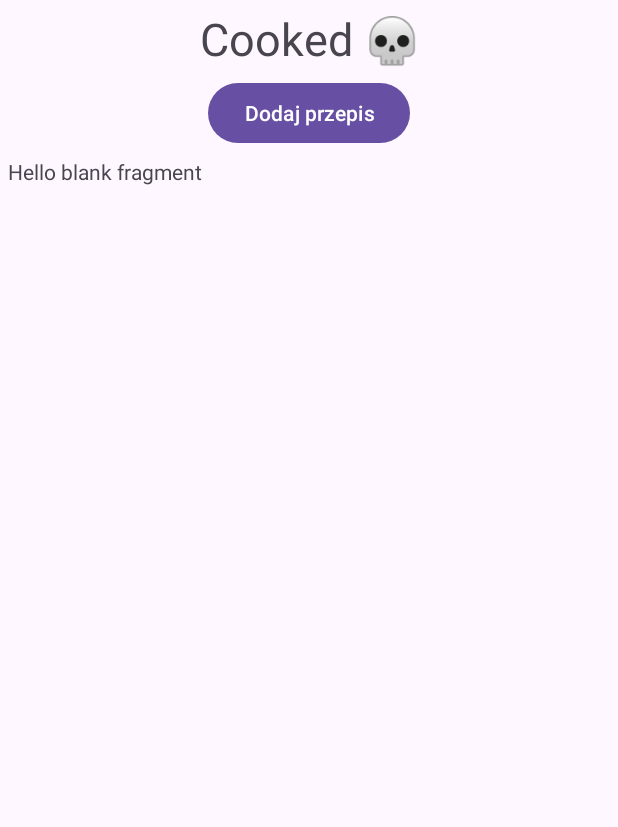
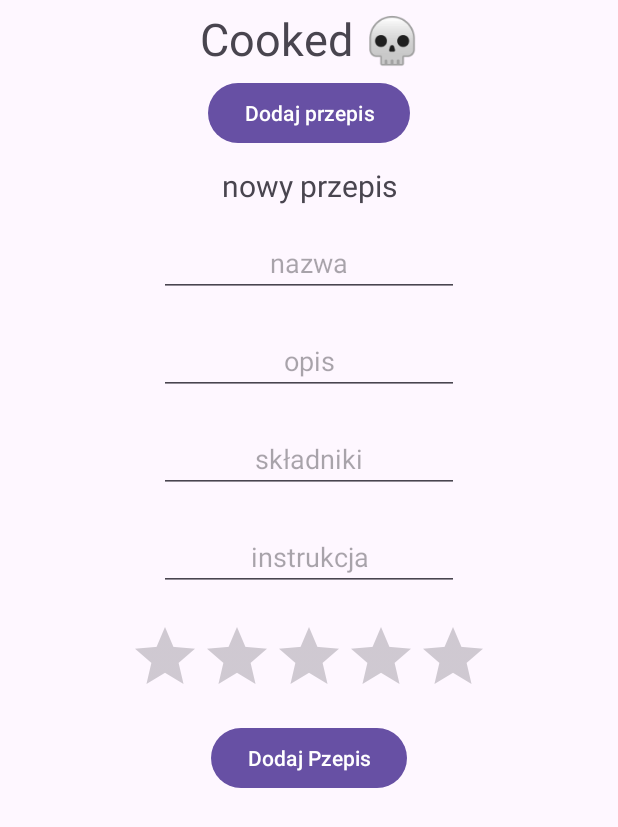
Before and after one commit to dawidekszopen/Coocked, an Android app: the screen it shows after launch (MainActivity), after a tap on "Dodaj przepis", on a phone screen of 412 x 824 dp. Shown: the top 827 px of the screen. Run offline under Robolectric (Android 15) with nearby library versions, the phone set to English and light mode, and no system bars.

Commit message:
zrobiłem dodawanie przepisów i zapisywanie ich

```diff
--- a/app/src/main/java/com/example/mobilecookbook/MainActivity.kt
+++ b/app/src/main/java/com/example/mobilecookbook/MainActivity.kt
@@ -1,5 +1,7 @@
 package com.example.mobilecookbook
 
+
+import android.content.SharedPreferences
 import android.os.Bundle
 import android.util.Log
 import android.widget.Button
@@ -12,6 +14,9 @@ import com.example.mobilecookbook.ui.AddRecipeFragment
 import com.example.mobilecookbook.ui.RecipeListFragment
 
 class MainActivity : AppCompatActivity() {
+    private lateinit var MAINSP: SharedPreferences
+
+
     override fun onCreate(savedInstanceState: Bundle?) {
         super.onCreate(savedInstanceState)
         enableEdgeToEdge()
@@ -21,6 +26,9 @@ class MainActivity : AppCompatActivity() {
             v.setPadding(systemBars.left, systemBars.top, systemBars.right, systemBars.bottom)
             insets
         }
+
+        MAINSP = getSharedPreferences("init", MODE_PRIVATE)
+
 
         supportFragmentManager.beginTransaction()
             .replace(R.id.mainFrameLayout, RecipeListFragment())
@@ -37,4 +45,25 @@ class MainActivity : AppCompatActivity() {
         supportFragmentManager.beginTransaction().replace(R.id.mainFrameLayout, fragment)
             .addToBackStack(null).commit()
     }
+
+
+    public fun saveNewRecipe(Przepis: RecipeData){
+        Log.i("test", "dizała")
+
+        val recipeSP = getSharedPreferences(MAINSP.getInt("recipeLen", 0).toString(), MODE_PRIVATE)
+
+        val editorRecipe = recipeSP.edit()
+        editorRecipe.putString("nazwa", Przepis.nazwa)
+        editorRecipe.putString("opis", Przepis.opis)
+        editorRecipe.putString("skladniki", Przepis.skladniki)
+        editorRecipe.putString("instrukcje", Przepis.intrukcja)
+        editorRecipe.putFloat("ocena", Przepis.ocena)
+        editorRecipe.apply()
+
+        val editorMAINSP = MAINSP.edit()
+        editorMAINSP.putInt("recipeLen", MAINSP.getInt("recipeLen", 0)+1)
+        editorMAINSP.apply()
+
+        replaceFragment(RecipeListFragment())
+    }
 }
--- a/app/src/main/java/com/example/mobilecookbook/RecipeData.kt
+++ b/app/src/main/java/com/example/mobilecookbook/RecipeData.kt
@@ -3,5 +3,7 @@ package com.example.mobilecookbook
 data class RecipeData(
     val nazwa: String,
     val opis: String,
+    val skladniki: String,
+    val intrukcja: String,
     val ocena: Float,
 )
--- a/app/src/main/java/com/example/mobilecookbook/ui/AddRecipeFragment.kt
+++ b/app/src/main/java/com/example/mobilecookbook/ui/AddRecipeFragment.kt
@@ -1,11 +1,17 @@
 package com.example.mobilecookbook.ui
 
+import android.content.SharedPreferences
 import android.os.Bundle
 import androidx.fragment.app.Fragment
 import android.view.LayoutInflater
 import android.view.View
 import android.view.ViewGroup
+import android.widget.Button
+import android.widget.EditText
+import android.widget.RatingBar
+import com.example.mobilecookbook.MainActivity
 import com.example.mobilecookbook.R
+import com.example.mobilecookbook.RecipeData
 
 // TODO: Rename parameter arguments, choose names that match
 // the fragment initialization parameters, e.g. ARG_ITEM_NUMBER
@@ -17,7 +23,7 @@ private const val ARG_PARAM2 = "param2"
  * Use the [AddRecipeFragment.newInstance] factory method to
  * create an instance of this fragment.
  */
-class AddRecipeFragment : Fragment() {
+class AddRecipeFragment() : Fragment() {
     // TODO: Rename and change types of parameters
     private var param1: String? = null
     private var param2: String? = null
@@ -36,6 +42,34 @@ class AddRecipeFragment : Fragment() {
     ): View? {
         // Inflate the layout for this fragment
         return inflater.inflate(R.layout.fragment_add_recipe, container, false)
+    }
+
+
+    override fun onViewCreated(view: View, savedInstanceState: Bundle?) {
+        super.onViewCreated(view, savedInstanceState)
+
+
+        val button: Button = view.findViewById(R.id.AddRecipeBtn)
+
+
+        val nazwa: EditText = view.findViewById(R.id.nazwaNR)
+        val opis: EditText = view.findViewById(R.id.opisNR)
+        val skladniki: EditText = view.findViewById(R.id.skladnikiNR)
+        val instrukcja: EditText = view.findViewById(R.id.instrukcjaNR)
+        val ocena: RatingBar = view.findViewById(R.id.ocenaNR)
+
+        button.setOnClickListener {
+            val newRecipe = RecipeData(
+                nazwa.text.toString(),
+                opis.text.toString(),
+                skladniki.text.toString(),
+                instrukcja.text.toString(),
+                ocena.rating,
+            )
+
+
+            (requireActivity() as MainActivity).saveNewRecipe(newRecipe)
+        }
     }
 
     companion object {
--- a/app/src/main/java/com/example/mobilecookbook/ui/RecipeListFragment.kt
+++ b/app/src/main/java/com/example/mobilecookbook/ui/RecipeListFragment.kt
@@ -25,11 +25,10 @@ private const val ARG_PARAM2 = "param2"
 class RecipeListFragment : Fragment() {
 
     val list = mutableListOf(
-        RecipeData("test", "test", 2f),
-        RecipeData("test", "test", 2f),
-        RecipeData("test", "test", 2f),
-        RecipeData("test", "test", 2f),
-        RecipeData("test", "test", 2f)
+        RecipeData("test", "test", "", "", 2f),
+        RecipeData("test", "test", "", "", 2f),
+        RecipeData("test", "test", "", "", 2f),
+        RecipeData("test", "test", "", "", 2f),
     )
 
 
--- a/app/src/main/res/layout/fragment_add_recipe.xml
+++ b/app/src/main/res/layout/fragment_add_recipe.xml
@@ -1,14 +1,71 @@
 <?xml version="1.0" encoding="utf-8"?>
-<FrameLayout xmlns:android="http://schemas.android.com/apk/res/android"
+<LinearLayout
+    android:orientation="vertical"
+    xmlns:android="http://schemas.android.com/apk/res/android"
     xmlns:tools="http://schemas.android.com/tools"
     android:layout_width="match_parent"
     android:layout_height="match_parent"
     tools:context=".ui.AddRecipeFragment">
 
-    <!-- TODO: Update blank fragment layout -->
     <TextView
         android:layout_width="match_parent"
-        android:layout_height="match_parent"
-        android:text="@string/hello_blank_fragment" />
+        android:layout_height="wrap_content"
+        android:text="nowy przepis"
+        android:layout_margin="5dp"
+        android:textAlignment="center"
+        android:textSize="20dp"
+        />
 
-</FrameLayout>
+    <EditText
+        android:layout_margin="10dp"
+        android:textAlignment="center"
+        android:layout_gravity="center"
+        android:id="@+id/nazwaNR"
+        android:hint="nazwa"
+        android:layout_width="200dp"
+        android:layout_height="wrap_content"/>
+
+    <EditText
+        android:layout_gravity="center"
+        android:layout_margin="10dp"
+        android:id="@+id/opisNR"
+        android:hint="opis"
+        android:textAlignment="center"
+        android:layout_width="200dp"
+        android:layout_height="wrap_content"/>
+
+    <EditText
+        android:layout_gravity="center"
+        android:layout_margin="10dp"
+        android:textAlignment="center"
+        android:id="@+id/skladnikiNR"
+        android:hint="składniki"
+        android:layout_width="200dp"
+        android:layout_height="wrap_content"/>
+
+    <EditText
+        android:layout_gravity="center"
+        android:textAlignment="center"
+        android:layout_margin="10dp"
+        android:id="@+id/instrukcjaNR"
+        android:hint="instrukcja"
+        android:layout_width="200dp"
+        android:layout_height="wrap_content"/>
+
+    <RatingBar
+        android:id="@+id/ocenaNR"
+        android:layout_margin="10dp"
+        android:layout_gravity="center"
+        android:stepSize="0.5"
+        android:numStars="5"
+        android:layout_width="wrap_content"
+        android:layout_height="wrap_content"/>
+
+    <Button
+        android:id="@+id/AddRecipeBtn"
+        android:text="Dodaj Pzepis"
+        android:layout_gravity="center"
+        android:layout_width="wrap_content"
+        android:layout_height="wrap_content"/>
+
+</LinearLayout>
```
